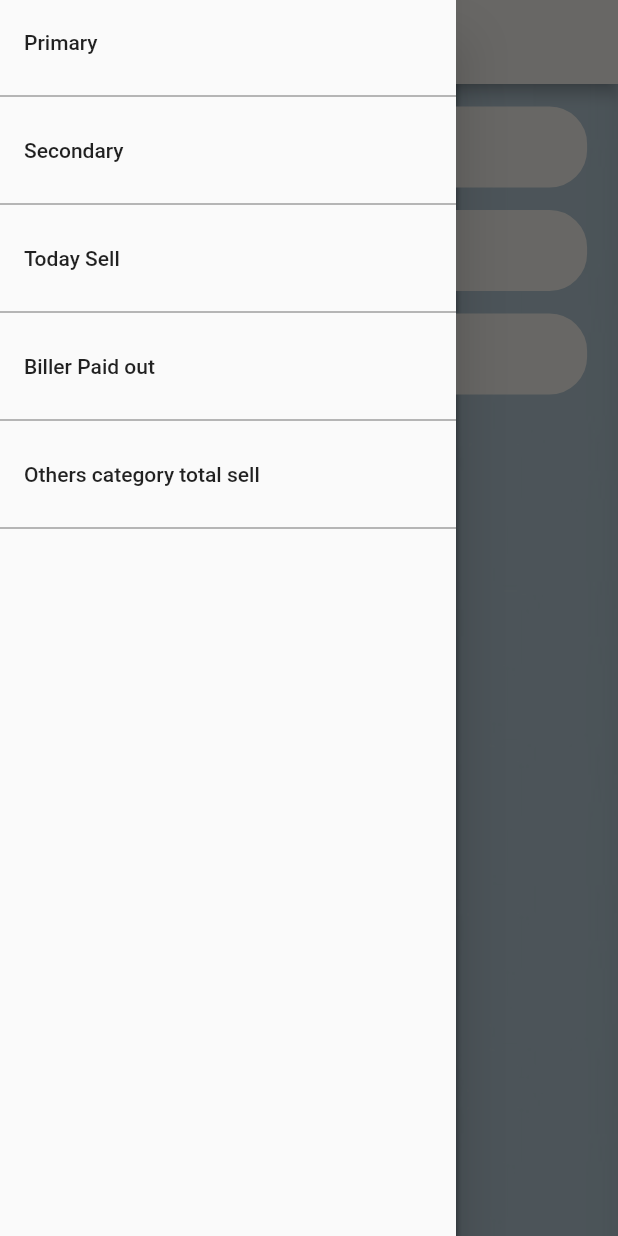
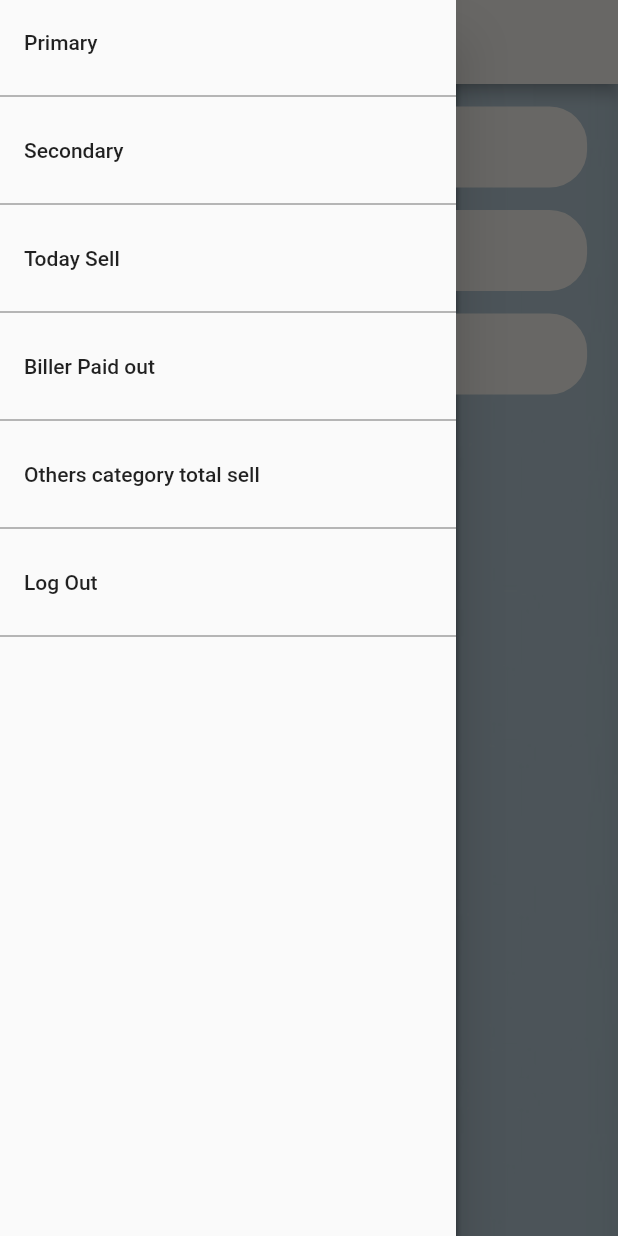
Before and after one commit to tawhidularefindcc/specialCalculator, a Flutter app: the BillerPaidOut screen opened directly, with the side drawer open, on a phone screen of 412 x 824 dp. Run offline on Flutter 3.47's test engine with Material 2 defaults, Android fonts, the light colour scheme and no system bars; our stand-ins replace get.

Commit message:
Added: Log Out Option

```diff
--- a/lib/drawer/panel1_drawer.dart
+++ b/lib/drawer/panel1_drawer.dart
@@ -1,5 +1,6 @@
 import 'package:flutter/material.dart';
 import 'package:get/get.dart';
+import 'package:specialcalculator/views/login_screen.dart';
 import '/views/biller_paid_out_screen.dart';
 import '/views/other_catagory_total_sell.dart';
 import '/views/panel1_primary.dart';
@@ -59,6 +60,14 @@ class CustomPanel1Drawer extends StatelessWidget {
             },
           ),
           divider,
+          ListTile(
+            title: const Text('Log Out'),
+            onTap: () {
+              Get.to(()=>const LoginScreen());
+              // Navigator.pop(context);
+            },
+          ),
+          divider,
         ],
       ),
     );
```
Also changed, not shown: lib/drawer/panel2_drawer.dart (+10 -0 lines).
